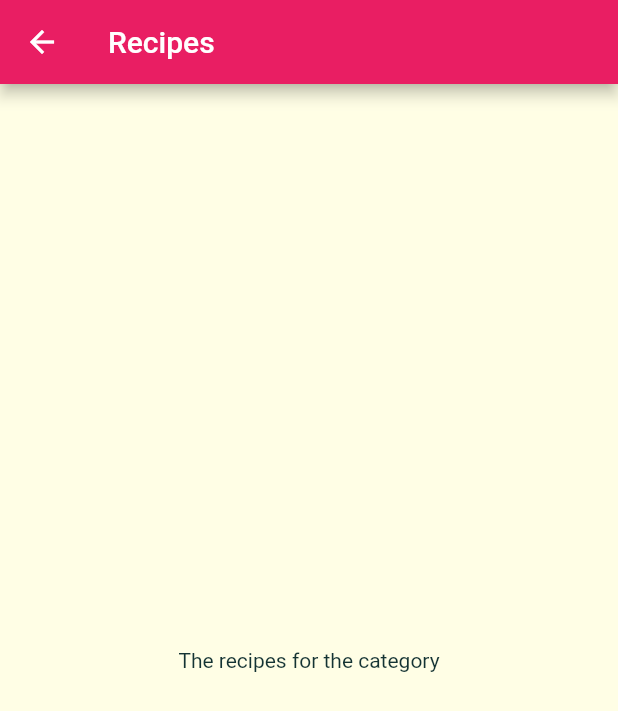
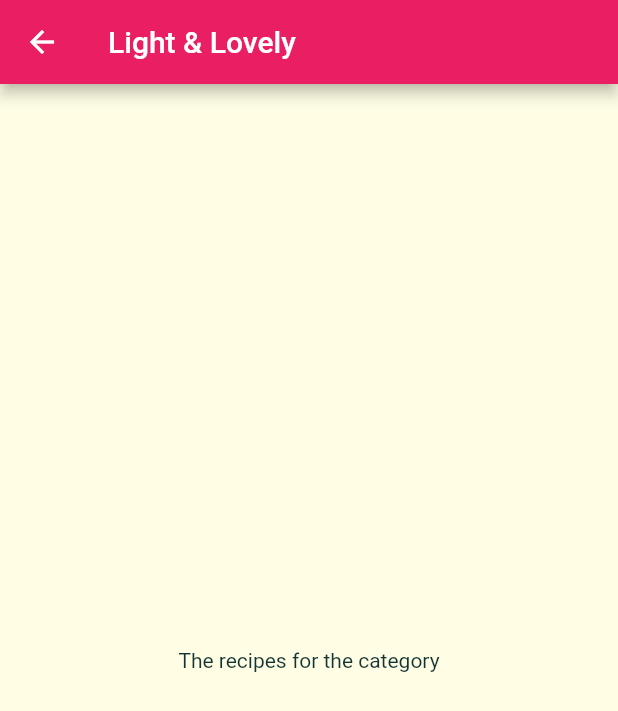
Before and after one commit to Ankit180898/food_reciepe_app, a Flutter app: the screen it shows after launch, after a tap on "Light & Lovely", on a phone screen of 412 x 824 dp. Shown: the top 711 px of the screen. Run offline on Flutter 3.47's test engine with Material 2 defaults, Android fonts, the phone set to English and light mode, and no system bars.

```diff
--- a/lib/categories_screen.dart
+++ b/lib/categories_screen.dart
@@ -20,7 +20,7 @@ class CategoriesScreen extends StatelessWidget {
             crossAxisSpacing: 20,
             mainAxisSpacing: 20
         ),
-        children: DUMMY_CATEGORIES.map((catData) => CategoryItem(catData.title, catData.color)).toList(),
+        children: DUMMY_CATEGORIES.map((catData) => CategoryItem(catData.id,catData.title, catData.color)).toList(),
       ),
     );
   }
--- a/lib/category_item.dart
+++ b/lib/category_item.dart
@@ -3,17 +3,18 @@ import 'package:flutter/material.dart';
 import 'package:food_app/category_meal_page.dart';
 class CategoryItem extends StatelessWidget {
 
+  final String id;
   final String title;
   final Color color;
 
-  CategoryItem(this.title,this.color);
+  CategoryItem(this.id,this.title,this.color);
 
 
   @override
   Widget build(BuildContext context) {
     return InkWell(
         onTap: (){
-          Navigator.push(context, MaterialPageRoute(builder: (context)=>CategoryMealsPage()));
+          Navigator.of(context).pushNamed(CategoryMealsPage.routeName,arguments: {'id':id,'title':title});
         },
       splashColor: Theme.of(context).primaryColor,
       borderRadius: BorderRadius.circular(18),
--- a/lib/category_meal_page.dart
+++ b/lib/category_meal_page.dart
@@ -2,13 +2,19 @@ import 'package:flutter/cupertino.dart';
 import 'package:flutter/material.dart';
 
 class CategoryMealsPage extends StatelessWidget {
-  const CategoryMealsPage({Key? key}) : super(key: key);
+  static const routeName='/category-meals';
+  // final String categoryId;
+  // final String categoryTitle;
+  // const CategoryMealsPage(this.categoryId,this.categoryTitle);
 
   @override
   Widget build(BuildContext context) {
+    final routeArgs=ModalRoute.of(context)?.settings.arguments as Map<String,String>;
+    final categoryTitle=routeArgs['title'];
+    final categoryId=routeArgs['id'];
     return Scaffold(
       appBar: AppBar(
-        title: Text('Recipes'),
+        title: Text(categoryTitle!),
       ),
       body: Center(
         child: Text("The recipes for the category"),
--- a/lib/main.dart
+++ b/lib/main.dart
@@ -1,10 +1,12 @@
 import 'package:flutter/material.dart';
 import 'package:food_app/categories_screen.dart';
+import 'package:food_app/category_meal_page.dart';
 
 void main() => runApp(MyApp());
 
 class MyApp extends StatelessWidget {
   const MyApp({Key? key}) : super(key: key);
+
 
   @override
   Widget build(BuildContext context) {
@@ -15,16 +17,19 @@ class MyApp extends StatelessWidget {
           accentColor: Colors.amber,
           canvasColor: Color.fromRGBO(255, 254, 229, 1),
           textTheme: ThemeData.light().textTheme.copyWith(
-          bodyText1: TextStyle(color: Color.fromRGBO(20, 51, 51, 1),
-
+                bodyText1: TextStyle(
+                  color: Color.fromRGBO(20, 51, 51, 1),
                 ),
                 bodyText2: TextStyle(
                   color: Color.fromRGBO(20, 51, 51, 1),
                 ),
               ),
-        primarySwatch: Colors.pink
-      ),
-      home: CategoriesScreen(),
+          primarySwatch: Colors.pink),
+      // home: CategoriesScreen(),
+      routes: {
+        '/': (context) => CategoriesScreen(),
+        CategoryMealsPage.routeName: (context) => CategoryMealsPage(),
+      },
     );
   }
 }
```
Lines whose indentation alone changed are shown as unchanged.
